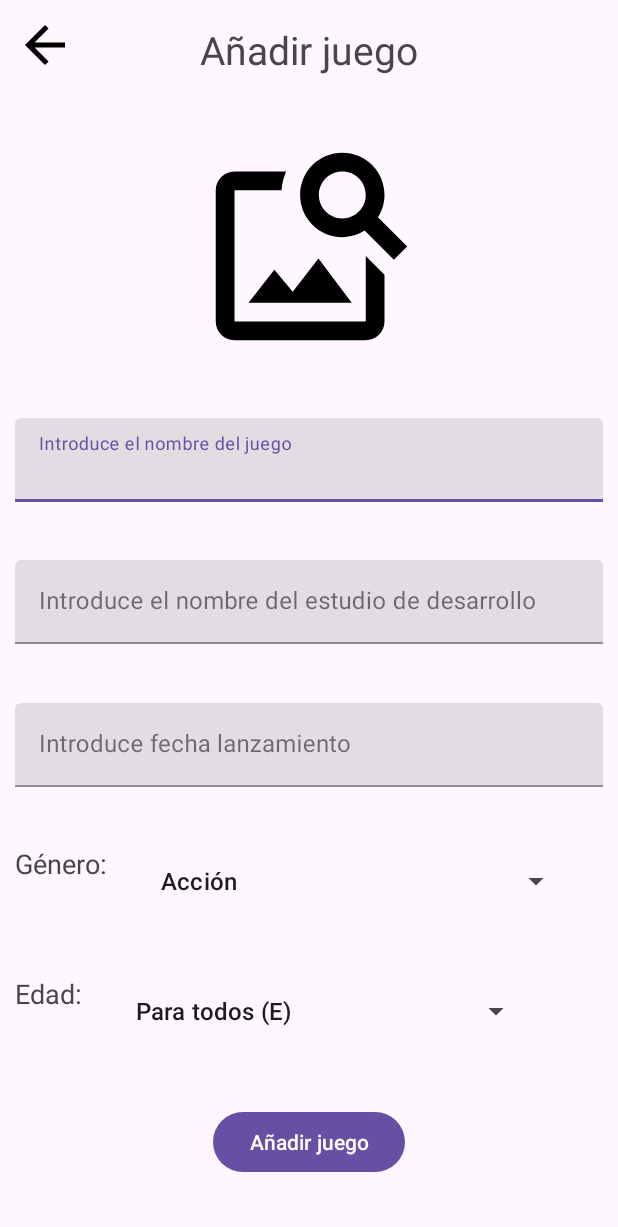
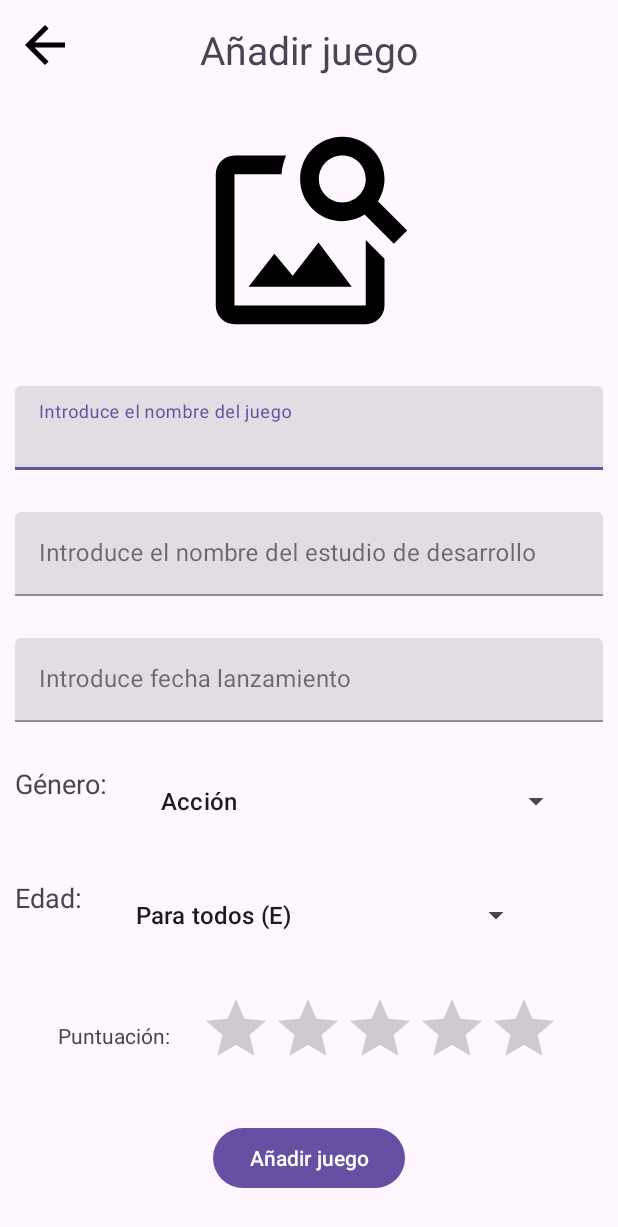
Before and after one commit to JoseJimenezGonzalez/2TDAM_AD_JOSE_JIMENEZ_GONZALEZ_CRUD_FIREBASE, an Android app: the CrearJuegoActivity screen opened directly, with no data from a screen before it, on a phone screen of 412 x 824 dp. Shown: the top 1227 px of the screen. Run offline under Robolectric (Android 15) with nearby library versions, the phone set to English and light mode, and no system bars; our stand-ins replace Firebase (no records; nobody signed in at launch, a user with empty details on screens opened directly).

Commit message:
commit ok rating bar

```diff
--- a/app/src/main/java/com/example/accesodatos/CrearJuegoActivity.kt
+++ b/app/src/main/java/com/example/accesodatos/CrearJuegoActivity.kt
@@ -180,6 +180,7 @@ class CrearJuegoActivity : AppCompatActivity(), CoroutineScope {
             var nombreJuego = binding.tietNombreJuego.text.toString()
             var nombreEstudioDesarrollo = binding.tietNombreEstudio.text.toString()
             var fechaLanzamiento = binding.tietFechaLanzamiento.text.toString()
+            var puntuacionRatingBar = binding.rbPuntuacion.rating.toString().toDouble()
             if (nombreJuego.trim().isEmpty() || nombreEstudioDesarrollo.trim()
                     .isEmpty() || fechaLanzamiento.trim().isEmpty()
             ) {
@@ -202,7 +203,8 @@ class CrearJuegoActivity : AppCompatActivity(), CoroutineScope {
                         fechaLanzamiento.trim(),
                         opcionSeleccionadaEdad,
                         opcionSeleccionadaGenero,
-                        urlCoverFirebase
+                        urlCoverFirebase,
+                        puntuacionRatingBar
                     )
                     Utilidades.tostadaCorrutina(
                         thisActivity,
--- a/app/src/main/java/com/example/accesodatos/Juego.kt
+++ b/app/src/main/java/com/example/accesodatos/Juego.kt
@@ -11,5 +11,6 @@ data class Juego(
     val estudio: String? = null,
     val fechaLanzamiento: String? = null,
     val genero: String? = null,
-    val edad: String? = null
+    val edad: String? = null,
+    var ratingBar: Double? = null
 ): Parcelable
--- a/app/src/main/java/com/example/accesodatos/Utilidades.kt
+++ b/app/src/main/java/com/example/accesodatos/Utilidades.kt
@@ -41,7 +41,7 @@ class Utilidades {
             return lista
         }
 
-        fun escribirJuego(dbRef: DatabaseReference, id:String, nombreJuego:String, nombreEstudioDesarrollador:String, fechaLanzamiento: String, edadRecomendada: String, genero: String, urlFirebase:String)=
+        fun escribirJuego(dbRef: DatabaseReference, id:String, nombreJuego:String, nombreEstudioDesarrollador:String, fechaLanzamiento: String, edadRecomendada: String, genero: String, urlFirebase:String, puntuacionRatingBar: Double)=
             dbRef.child("PS2").child("juegos").child(id).setValue(Juego(
                 id,
                 urlFirebase,
@@ -49,7 +49,8 @@ class Utilidades {
                 nombreEstudioDesarrollador,
                 fechaLanzamiento,
                 genero,
-                edadRecomendada
+                edadRecomendada,
+                puntuacionRatingBar
             ))
 
         suspend fun guardarImagenCover(stoRef: StorageReference, id:String, imagen: Uri):String{
--- a/app/src/main/res/layout/activity_crear_juego.xml
+++ b/app/src/main/res/layout/activity_crear_juego.xml
@@ -130,7 +130,7 @@
         app:layout_constraintTop_toBottomOf="@id/lyPrimero"
         app:layout_constraintStart_toStartOf="parent"
         app:layout_constraintEnd_toEndOf="parent"
-        app:layout_constraintBottom_toTopOf="@id/btnIntroducirJuego"
+        app:layout_constraintBottom_toTopOf="@id/lyTercero"
         android:layout_marginLeft="10dp"
         android:layout_marginRight="10dp"
         android:layout_width="match_parent"
@@ -151,11 +151,37 @@
         </Spinner>
     </LinearLayout>
 
+    <LinearLayout
+        android:id="@+id/lyTercero"
+        android:layout_width="match_parent"
+        android:layout_height="wrap_content"
+        app:layout_constraintTop_toBottomOf="@id/lySegundo"
+        app:layout_constraintStart_toStartOf="parent"
+        app:layout_constraintEnd_toEndOf="parent"
+        app:layout_constraintBottom_toTopOf="@id/btnIntroducirJuego"
+        android:orientation="horizontal"
+        android:gravity="center">
+        <TextView
+            android:layout_width="wrap_content"
+            android:layout_height="wrap_content"
+            android:text="Puntuación:"
+            android:layout_marginRight="20dp">
+        </TextView>
+        <RatingBar
+            android:id="@+id/rbPuntuacion"
+            android:layout_width="wrap_content"
+            android:layout_height="wrap_content"
+            android:numStars="5"
+            android:stepSize="1.0"
+            android:rating="0.0">
+        </RatingBar>
+    </LinearLayout>
+
     <Button
         android:id="@+id/btnIntroducirJuego"
         android:layout_width="wrap_content"
         android:layout_height="wrap_content"
-        app:layout_constraintTop_toBottomOf="@id/lySegundo"
+        app:layout_constraintTop_toBottomOf="@id/lyTercero"
         app:layout_constraintStart_toStartOf="parent"
         app:layout_constraintEnd_toEndOf="parent"
         app:layout_constraintBottom_toBottomOf="parent"
```
